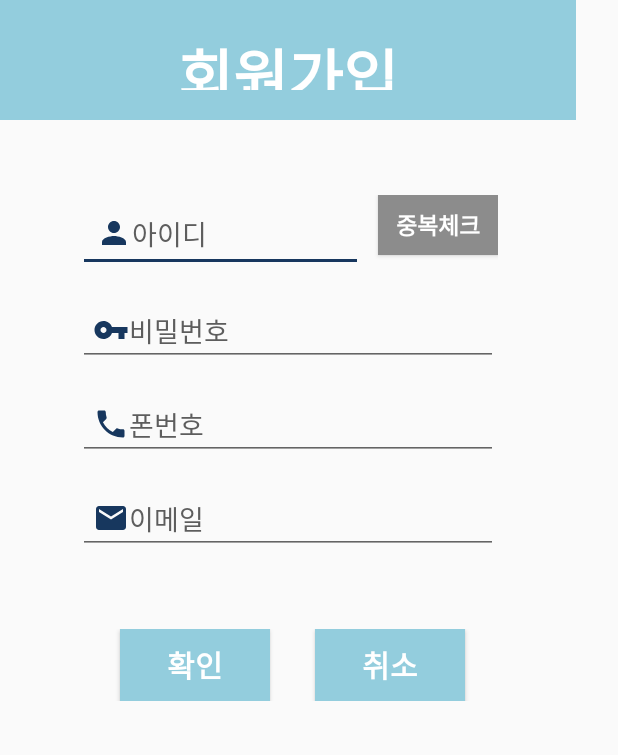
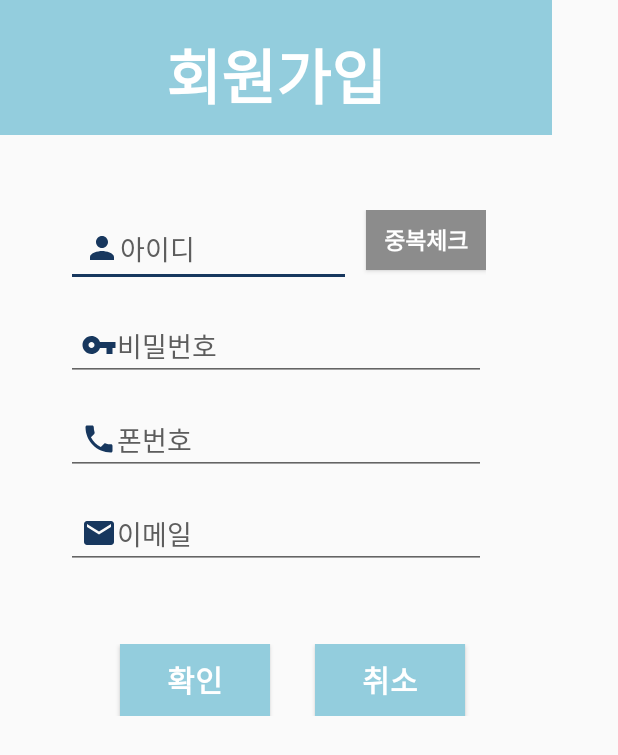
Before and after one commit to aza-team/IoT_Laundry_System, an Android app: the MemberActivity screen opened directly, with no data from a screen before it, on a phone screen of 412 x 824 dp. Shown: the top 755 px of the screen. Run offline under Robolectric (Android 15) with nearby library versions, the phone set to English and light mode, and no system bars; our stand-ins replace Volley.

Commit message:
5/10
5/10

```diff
--- a/LF/app/src/main/java/com/aza/lf/MainActivity.java
+++ b/LF/app/src/main/java/com/aza/lf/MainActivity.java
@@ -29,6 +29,7 @@ public class MainActivity extends AppCompatActivity {
         bt_home.setOnClickListener(new View.OnClickListener() {
             @Override
             public void onClick(View view) {
+                menu_bar.setVisibility(View.GONE);
                 notice.setVisibility(View.GONE);
                 under_bar.setVisibility(View.GONE);
                 bt_home.setBackgroundColor(getResources().getColor(R.color.colorPrimaryDark));
@@ -48,7 +49,9 @@ public class MainActivity extends AppCompatActivity {
         bt_reserve.setOnClickListener(new View.OnClickListener() {
             @Override
             public void onClick(View view) {
+                menu_bar.setVisibility(View.GONE);
                 notice.setVisibility(View.GONE);
+                under_bar.setVisibility(View.GONE);
                 bt_home.setBackgroundColor(getResources().getColor(R.color.colorPrimary));
                 bt_reserve.setBackgroundColor(getResources().getColor(R.color.colorPrimaryDark));
                 bt_mine.setBackgroundColor(getResources().getColor(R.color.colorPrimary));
@@ -66,11 +69,12 @@ public class MainActivity extends AppCompatActivity {
         bt_mine.setOnClickListener(new View.OnClickListener() {
             @Override
             public void onClick(View view) {
+                menu_bar.setVisibility(View.GONE);
                 notice.setVisibility(View.GONE);
+                under_bar.setVisibility(View.GONE);
                 bt_home.setBackgroundColor(getResources().getColor(R.color.colorPrimary));
                 bt_reserve.setBackgroundColor(getResources().getColor(R.color.colorPrimary));
                 bt_mine.setBackgroundColor(getResources().getColor(R.color.colorPrimaryDark));
-
 
                 FragmentManager fragmentManager = getSupportFragmentManager();
                 FragmentTransaction fragmentTransaction = fragmentManager.beginTransaction();
--- a/LF/app/src/main/java/com/aza/lf/MemberActivity.java
+++ b/LF/app/src/main/java/com/aza/lf/MemberActivity.java
@@ -168,6 +168,7 @@ public class MemberActivity extends AppCompatActivity {
 }
 
 class memberCheck extends AsyncTask<String, Void, String> {
+
     String sendMsg, receiveMsg;
 
 
@@ -177,7 +178,7 @@ class memberCheck extends AsyncTask<String, Void, String> {
         try{
             String str;
             sendMsg = "id=" + strings[0]+"&pwd="+strings[1]+"&phone="+strings[2]+"&email="+strings[3];
-            URL url = new URL("http://172.30.1.37:8080/cat/test.jsp?" + sendMsg);
+            URL url = new URL("http://172.19.2.76:8080/cat/test.jsp?" + sendMsg);
             HttpURLConnection conn = (HttpURLConnection) url.openConnection();
             conn.setRequestProperty("Content-Type","application/x-www-from-urlencoded");
             conn.setRequestMethod("GET");
@@ -217,7 +218,7 @@ class idCheck extends AsyncTask<String, Void, String> {
         try{
             String str;
             sendMsg = "id=" + strings[0];
-            URL url = new URL("http://172.30.1.37:8080/cat/idcheck.jsp?" + sendMsg);
+            URL url = new URL("http://172.19.2.76:8080/cat/idcheck.jsp?" + sendMsg);
             HttpURLConnection conn = (HttpURLConnection) url.openConnection();
             conn.setRequestProperty("Content-Type","application/x-www-from-urlencoded");
             conn.setRequestMethod("GET");
--- a/LF/app/src/main/res/layout/activity_login.xml
+++ b/LF/app/src/main/res/layout/activity_login.xml
@@ -7,7 +7,7 @@
     tools:context="com.aza.lf.LoginActivity">
 
     <LinearLayout
-        android:layout_width="384dp"
+        android:layout_width="match_parent"
         android:layout_height="567dp"
         android:orientation="vertical">
 
--- a/LF/app/src/main/res/layout/activity_member.xml
+++ b/LF/app/src/main/res/layout/activity_member.xml
@@ -7,13 +7,15 @@
     tools:context="com.aza.lf.MemberActivity">
 
     <LinearLayout
-        android:layout_width="384dp"
-        android:layout_height="567dp"
-        android:orientation="vertical">
+        android:layout_width="368dp"
+        android:layout_height="600dp"
+        android:orientation="vertical"
+        tools:layout_editor_absoluteY="0dp"
+        tools:layout_editor_absoluteX="8dp">
 
         <LinearLayout
             android:layout_width="match_parent"
-            android:layout_height="80dp"
+            android:layout_height="90dp"
             android:background="@color/colorPrimary"
             android:orientation="vertical">
 
@@ -111,7 +113,6 @@
                 android:layout_marginTop="15dp" />
 
 
-
             <LinearLayout
                 android:layout_width="match_parent"
                 android:layout_height="wrap_content"
@@ -142,7 +143,6 @@
                     android:id="@+id/bt_mem_no"/>
             </LinearLayout>
 
-
         </LinearLayout>
     </LinearLayout>
 </android.support.constraint.ConstraintLayout>
```
Also changed, not shown: LF/app/src/main/java/com/aza/lf/LoginActivity.java (+6 -3 lines), LF/app/src/main/res/layout/activity_home.xml (+5 -4 lines).
